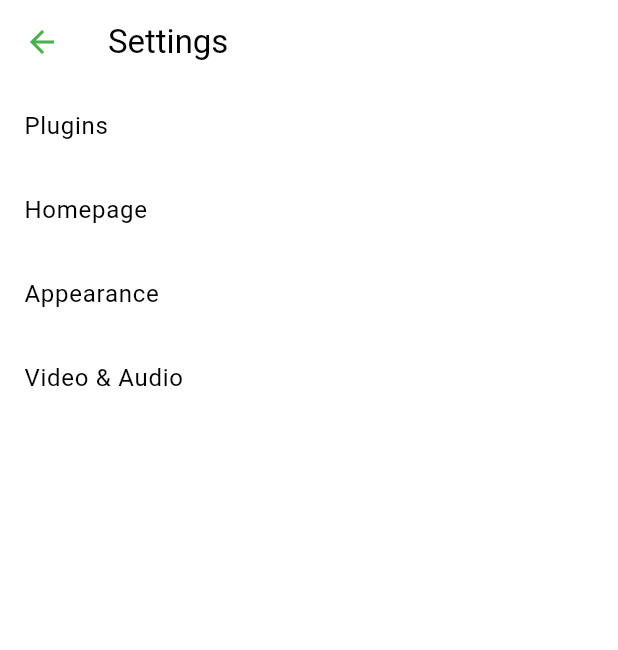
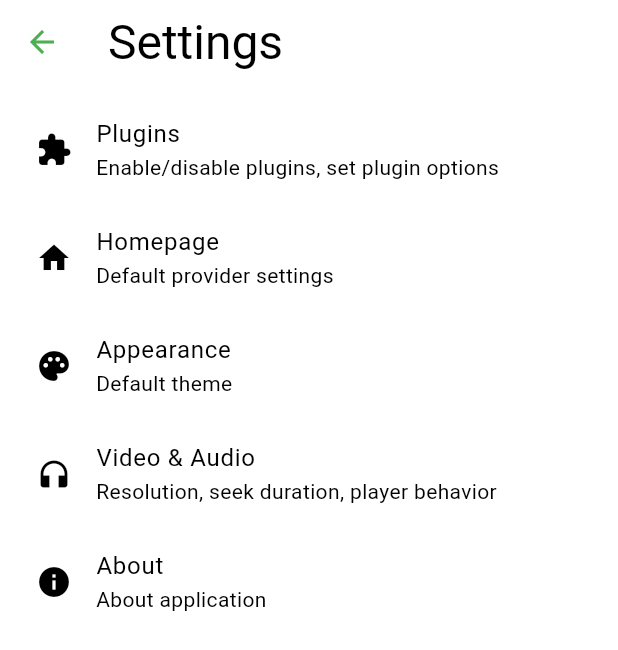
Before and after one commit to Hedon-haven/viewer, a Flutter app: the SettingsScreen screen opened directly, on a phone screen of 412 x 824 dp. Shown: the top 650 px of the screen. Run offline on Flutter 3.47's test engine with Material 3 defaults, Android fonts, the phone set to English and light mode, and no system bars; drawn by our look-alikes of dynamic_color; our stand-ins replace audio_video_progress_bar, connectivity_plus, fluttertoast, package_info_plus, shared_preferences, skeletonizer and 2 more; missing offline and left inert: auto_orientation, flutter_hls_parser, fvp, window_manager; accounts and stored records are empty; network calls fail.

Commit message:
Improve settings page + add about link

```diff
--- a/lib/ui/screens/settings/settings_main.dart
+++ b/lib/ui/screens/settings/settings_main.dart
@@ -1,4 +1,5 @@
 import 'package:flutter/material.dart';
+import 'package:hedon_viewer/ui/screens/about.dart';
 import 'package:hedon_viewer/ui/screens/settings/settings_appearance.dart';
 import 'package:hedon_viewer/ui/screens/settings/settings_homepage.dart';
 import 'package:hedon_viewer/ui/screens/settings/settings_plugins.dart';
@@ -16,30 +17,43 @@ class _SettingsScreenState extends State<SettingsScreen> {
   Widget build(BuildContext context) {
     return Scaffold(
         appBar: AppBar(
-        iconTheme: IconThemeData(color: Theme.of(context).colorScheme.primary),
-        title: const Text("Settings"),
+          iconTheme:
+              IconThemeData(color: Theme.of(context).colorScheme.primary),
+          title: Text("Settings",
+              style: Theme.of(context).textTheme.headlineLarge),
         ),
         body: SafeArea(
+          child: Padding(
+              padding: const EdgeInsets.all(8.0),
               child: ListView(
                 children: <Widget>[
                   ListTile(
                     title: const Text("Plugins"),
+                    subtitle: const Text(
+                        "Enable/disable plugins, set plugin options"),
+                    leading: const Icon(Icons.extension),
                     onTap: () {
-              Navigator.push(context,
-                  MaterialPageRoute(builder: (context) => PluginsScreen()));
+                      Navigator.push(
+                          context,
+                          MaterialPageRoute(
+                              builder: (context) => const PluginsScreen()));
                     },
                   ),
                   ListTile(
                     title: const Text("Homepage"),
+                    subtitle: const Text("Default provider settings"),
+                    leading: const Icon(Icons.home),
                     onTap: () {
                       Navigator.push(
                           context,
                           MaterialPageRoute(
-                      builder: (context) => HomepageScreen()));
+                              builder: (context) => const HomepageScreen()));
                     },
                   ),
                   ListTile(
                     title: const Text("Appearance"),
+                    subtitle: const Text("Default theme"),
+                    leading: const Icon(Icons.palette),
                     onTap: () {
                       Navigator.push(
                           context,
@@ -49,13 +63,29 @@ class _SettingsScreenState extends State<SettingsScreen> {
                   ),
                   ListTile(
                     title: const Text("Video & Audio"),
+                    subtitle: const Text(
+                        "Resolution, seek duration, player behavior"),
+                    leading: const Icon(Icons.headphones),
                     onTap: () {
-              Navigator.push(context,
-                  MaterialPageRoute(builder: (context) => const VideoAudioScreen()));
+                      Navigator.push(
+                          context,
+                          MaterialPageRoute(
+                              builder: (context) => const VideoAudioScreen()));
                     },
                   ),
+                  ListTile(
+                    title: const Text("About"),
+                    subtitle: const Text("About application"),
+                    leading: const Icon(Icons.info),
+                    onTap: () {
+                      Navigator.push(
+                          context,
+                          MaterialPageRoute(
+                              builder: (context) => const AboutScreen()));
+                    },
+                  )
                 ],
               )),
-    );
+        ));
   }
 }
```
Lines whose indentation alone changed are shown as unchanged.
